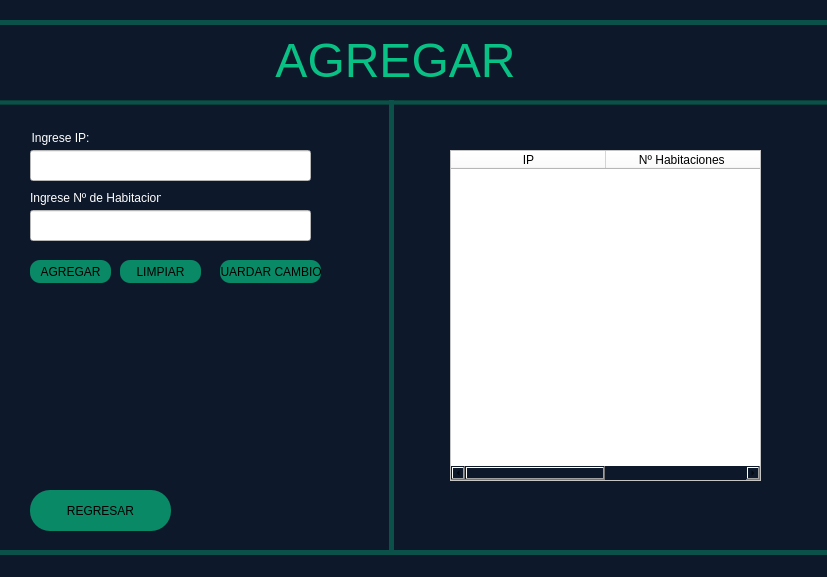
The window that interfaz/ventana_ip.ui (Supranet-ar/tvip) describes before a commit, drawn with Qt 5.
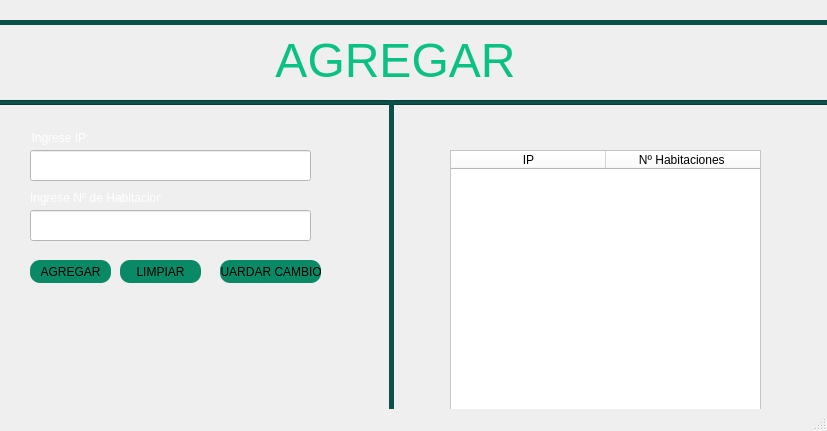
The same window after the commit. Icons and pictures are not drawn.

Commit message: tarea: interfaz modificadas

Diff of the .ui file:
```diff
--- a/interfaz/ventana_ip.ui
+++ b/interfaz/ventana_ip.ui
@@ -7,14 +7,17 @@
     <x>0</x>
     <y>0</y>
     <width>827</width>
-    <height>577</height>
+    <height>431</height>
    </rect>
   </property>
   <property name="windowTitle">
    <string>MainWindow</string>
   </property>
   <property name="styleSheet">
-   <string notr="true">background-color: rgb(13, 25, 43);</string>
+   <string notr="true">QWidget#centralwidget{
+background-image: url(c:/tvip/assets/Fondo-Login.png);
+ background-repeat: no-repeat;
+}</string>
   </property>
   <widget class="QWidget" name="centralwidget">
    <widget class="QLabel" name="label">
```
The commit also changes 3 other files.
